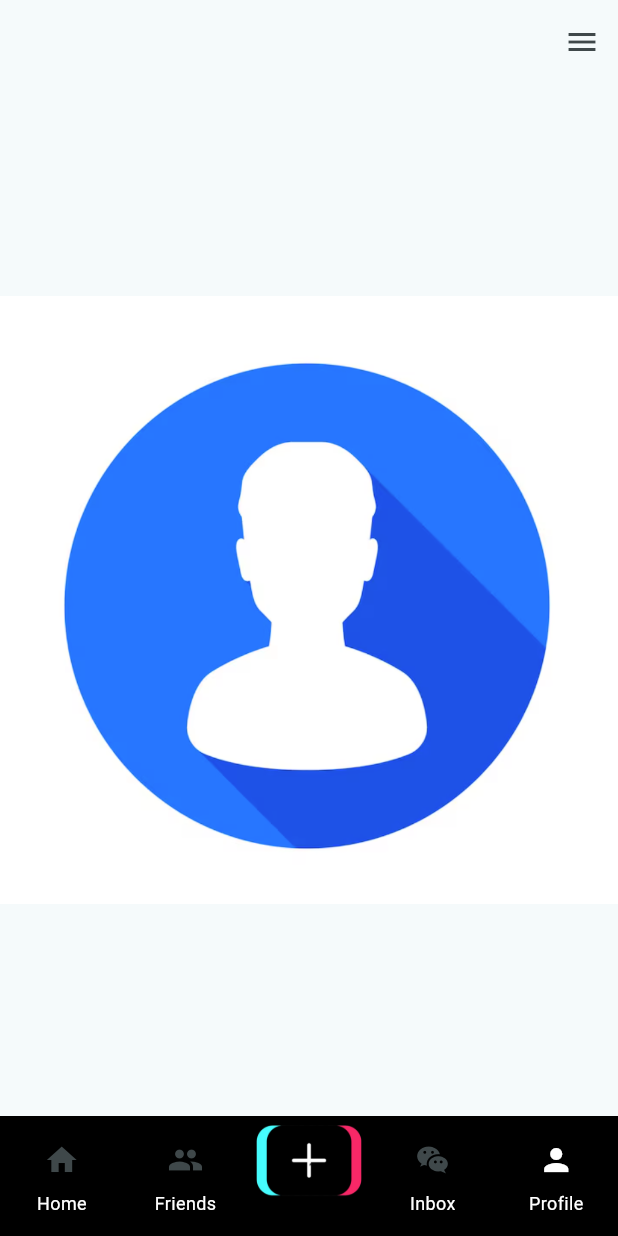
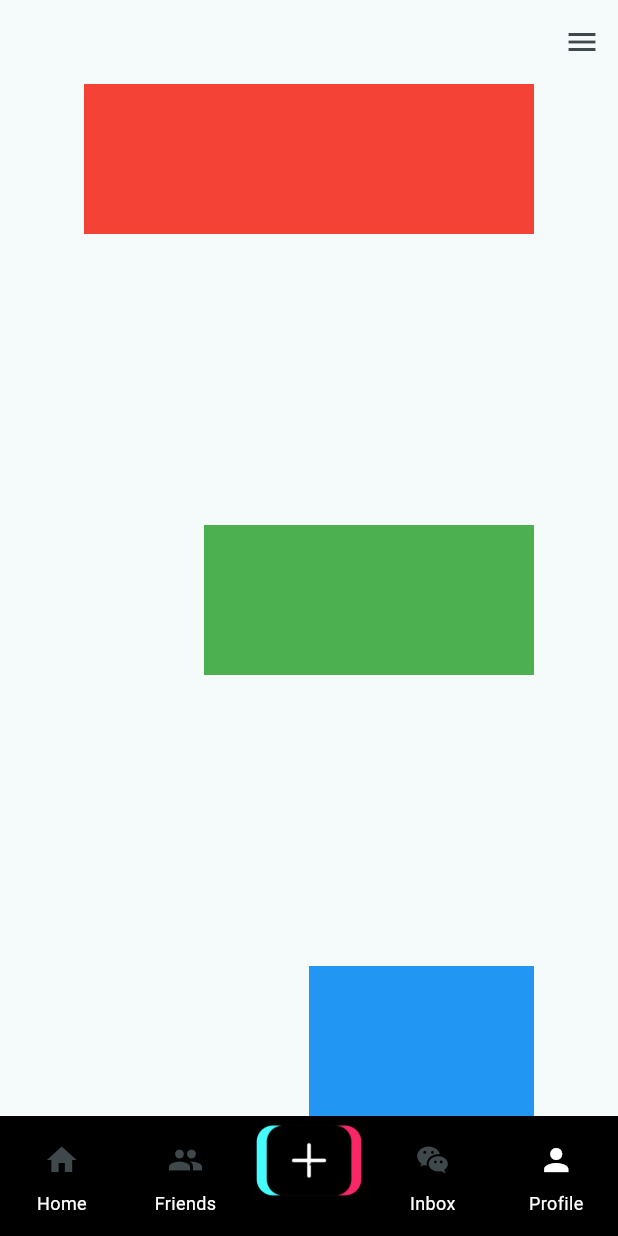
Before and after one commit to SegnonDimas/TikTok-clone, a Flutter app: the screen it shows after launch, item 5 of the bottom bar chosen, on a phone screen of 412 x 824 dp. Run offline on Flutter 3.47's test engine with Material 3 defaults, Android fonts, the phone set to English and light mode, and no system bars; our stand-ins replace lottie; network calls fail.

Commit message:
Widget Column

```diff
--- a/lib/features/main_page/presentations/pages/profile/presentation/pages/profile_page.dart
+++ b/lib/features/main_page/presentations/pages/profile/presentation/pages/profile_page.dart
@@ -1,4 +1,5 @@
 import 'package:flutter/material.dart';
+import 'package:lottie/lottie.dart';
 
 class Profile extends StatefulWidget {
   const Profile({super.key});
@@ -26,7 +27,15 @@ class _ProfileState extends State<Profile> {
       ),
 
       body: Center(
-        child : Image.asset("assets/images/profile.png")
+        child: Column(
+          mainAxisAlignment: MainAxisAlignment.spaceBetween,
+          crossAxisAlignment: CrossAxisAlignment.end,
+          children: [
+            Container(height: 100, width: 300, color: Colors.red,),
+            Container(height: 100, width: 220, color: Colors.green,),
+            Container(height: 100, width: 150, color: Colors.blue,),
+          ],
+        ),
       ),
 
       endDrawer: Drawer(
```
